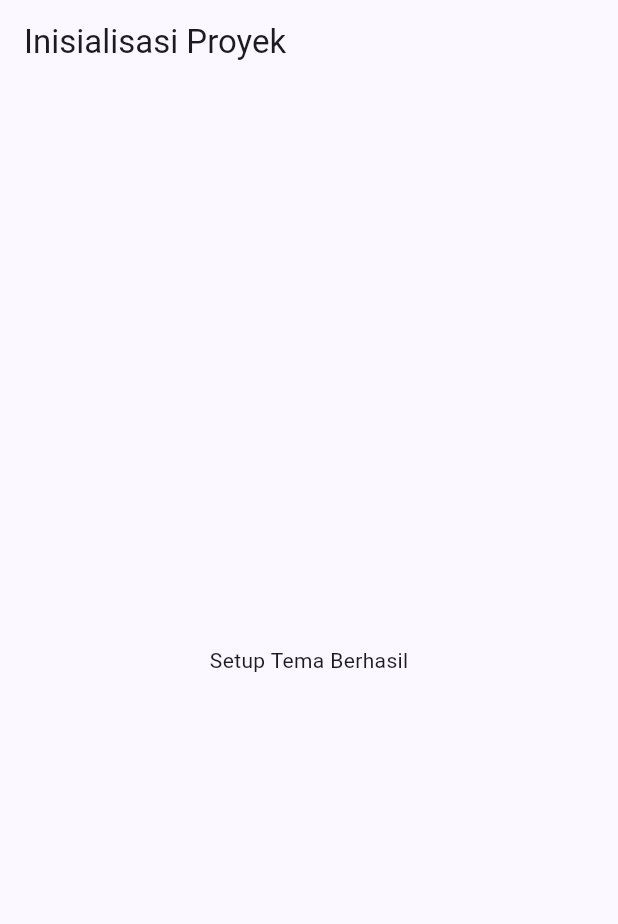
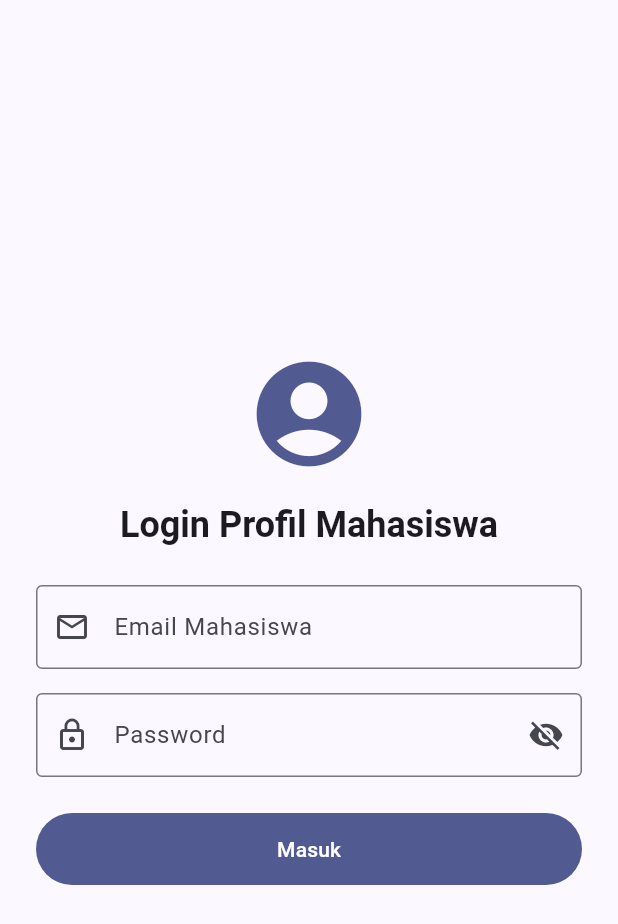
Before and after one commit to TYASAP-dev/uts-pml-1124160009, a Flutter app: the screen it shows after launch, on a phone screen of 412 x 824 dp. Shown: the top 924 px of the screen. Run offline on Flutter 3.47's test engine with Material 3 defaults, Android fonts, the phone set to English and light mode, and no system bars.

Commit message:
Tahap 5: buat halaman login dengan validasi form dan loading

```diff
--- a/soal2_profil_app/lib/main.dart
+++ b/soal2_profil_app/lib/main.dart
@@ -1,4 +1,6 @@
 import 'package:flutter/material.dart';
+
+import 'screens/login_page.dart';
 
 void main() {
   runApp(const MyApp());
@@ -14,12 +16,6 @@ class MyApp extends StatefulWidget {
 class _MyAppState extends State<MyApp> {
   ThemeMode _themeMode = ThemeMode.light;
 
-  void _toggleTheme(bool isDark) {
-    setState(() {
-      _themeMode = isDark ? ThemeMode.dark : ThemeMode.light;
-    });
-  }
-
   @override
   Widget build(BuildContext context) {
     return MaterialApp(
@@ -27,10 +23,7 @@ class _MyAppState extends State<MyApp> {
       debugShowCheckedModeBanner: false,
       theme: ThemeData(
         useMaterial3: true,
-        colorScheme: ColorScheme.fromSeed(
-          seedColor: Colors.indigo,
-          brightness: Brightness.light,
-        ),
+        colorScheme: ColorScheme.fromSeed(seedColor: Colors.indigo),
       ),
       darkTheme: ThemeData(
         useMaterial3: true,
@@ -40,10 +33,12 @@ class _MyAppState extends State<MyApp> {
         ),
       ),
       themeMode: _themeMode,
-      home: Scaffold(
-        appBar: AppBar(title: const Text('Inisialisasi Proyek')),
-        body: const Center(child: Text('Setup Tema Berhasil')),
-      ),
+      initialRoute: '/login',
+      routes: {
+        '/login': (context) => const LoginPage(),
+        '/profile': (context) =>
+            const Scaffold(body: Center(child: Text('Halaman Profil'))),
+      },
     );
   }
 }
--- /dev/null
+++ b/soal2_profil_app/lib/screens/login_page.dart
@@ -0,0 +1,133 @@
+import 'package:flutter/material.dart';
+
+class LoginPage extends StatefulWidget {
+  const LoginPage({super.key});
+
+  @override
+  State<LoginPage> createState() => _LoginPageState();
+}
+
+class _LoginPageState extends State<LoginPage> {
+  final _formKey = GlobalKey<FormState>();
+  final _emailController = TextEditingController();
+  final _passwordController = TextEditingController();
+  bool _isLoading = false;
+  bool _obscurePassword = true;
+
+  @override
+  void dispose() {
+    _emailController.dispose();
+    _passwordController.dispose();
+    super.dispose();
+  }
+
+  Future<void> _handleLogin() async {
+    if (!_formKey.currentState!.validate()) return;
+
+    setState(() => _isLoading = true);
+    await Future.delayed(const Duration(seconds: 2));
+
+    if (!mounted) return;
+    setState(() => _isLoading = false);
+
+    Navigator.pushReplacementNamed(context, '/profile');
+  }
+
+  @override
+  Widget build(BuildContext context) {
+    return Scaffold(
+      body: SafeArea(
+        child: Center(
+          child: SingleChildScrollView(
+            padding: const EdgeInsets.all(24),
+            child: Form(
+              key: _formKey,
+              child: Column(
+                mainAxisAlignment: MainAxisAlignment.center,
+                children: [
+                  Icon(
+                    Icons.account_circle,
+                    size: 84,
+                    color: Theme.of(context).colorScheme.primary,
+                  ),
+                  const SizedBox(height: 16),
+                  Text(
+                    'Login Profil Mahasiswa',
+                    style: Theme.of(context).textTheme.headlineSmall
+                        ?.copyWith(fontWeight: FontWeight.bold),
+                  ),
+                  const SizedBox(height: 24),
+                  TextFormField(
+                    controller: _emailController,
+                    keyboardType: TextInputType.emailAddress,
+                    decoration: const InputDecoration(
+                      labelText: 'Email Mahasiswa',
+                      prefixIcon: Icon(Icons.email_outlined),
+                      border: OutlineInputBorder(),
+                    ),
+                    validator: (value) {
+                      if (value == null || value.trim().isEmpty) {
+                        return 'Email wajib diisi';
+                      }
+                      if (!value.contains('@')) {
+                        return 'Format email tidak valid';
+                      }
+                      return null;
+                    },
+                  ),
+                  const SizedBox(height: 16),
+                  TextFormField(
+                    controller: _passwordController,
+                    obscureText: _obscurePassword,
+                    decoration: InputDecoration(
+                      labelText: 'Password',
+                      prefixIcon: const Icon(Icons.lock_outline),
+                      border: const OutlineInputBorder(),
+                      suffixIcon: IconButton(
+                        icon: Icon(
+                          _obscurePassword
+                              ? Icons.visibility_off
+                              : Icons.visibility,
+                        ),
+                        onPressed: () {
+                          setState(() => _obscurePassword = !_obscurePassword);
+                        },
+                      ),
+                    ),
+                    validator: (value) {
+                      if (value == null || value.isEmpty) {
+                        return 'Password wajib diisi';
+                      }
+                      if (value.length < 6) {
+                        return 'Password minimal 6 karakter';
+                      }
+                      return null;
+                    },
+                  ),
+                  const SizedBox(height: 24),
+                  SizedBox(
+                    width: double.infinity,
+                    height: 48,
+                    child: FilledButton(
+                      onPressed: _isLoading ? null : _handleLogin,
+                      child: _isLoading
+                          ? const SizedBox(
+                              width: 22,
+                              height: 22,
+                              child: CircularProgressIndicator(
+                                strokeWidth: 2.5,
+                                color: Colors.white,
+                              ),
+                            )
+                          : const Text('Masuk'),
+                    ),
+                  ),
+                ],
+              ),
+            ),
+          ),
+        ),
+      ),
+    );
+  }
+}
```
